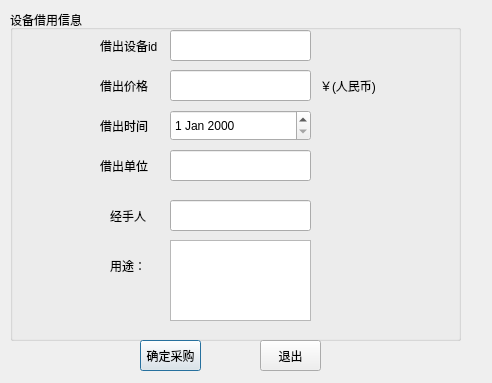
Above: src/lendwindow.ui from guanqian1994/EquipmentManagementSystem before the change. Below: the same form after it.
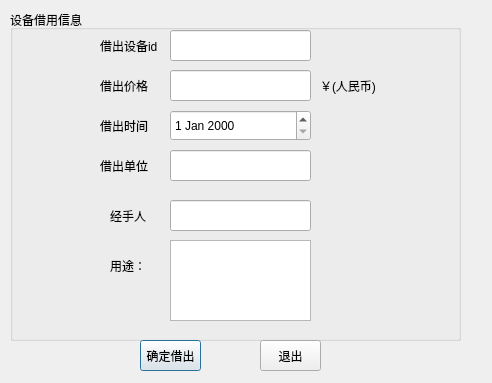
That is the form after the change.

What changed in the file:
```diff
--- a/src/lendwindow.ui
+++ b/src/lendwindow.ui
@@ -187,7 +187,7 @@
     </rect>
    </property>
    <property name="text">
-    <string>确定采购</string>
+    <string>确定借出</string>
    </property>
   </widget>
   <widget class="QPushButton" name="exit">
```
Left out of the diff: 2 changed lines with no effect on the pictures.
